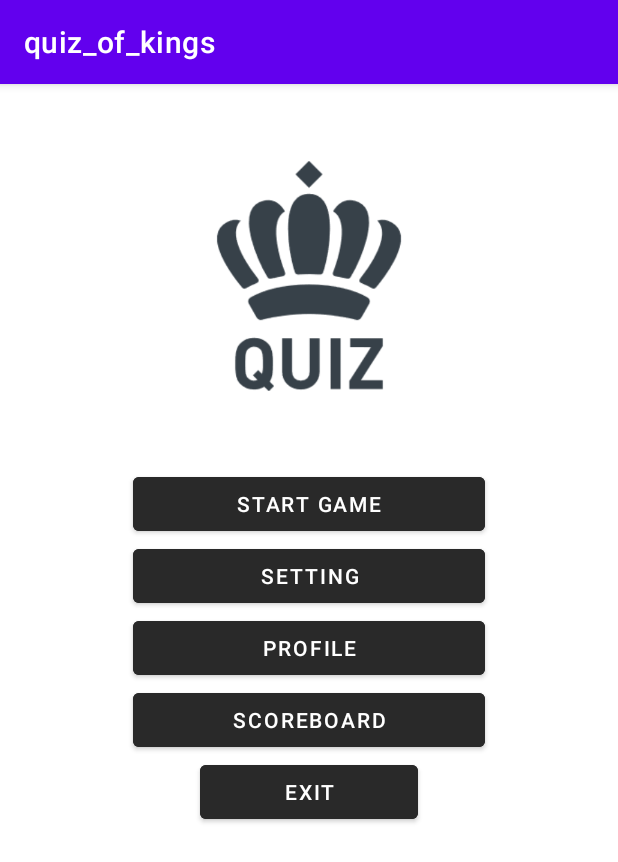
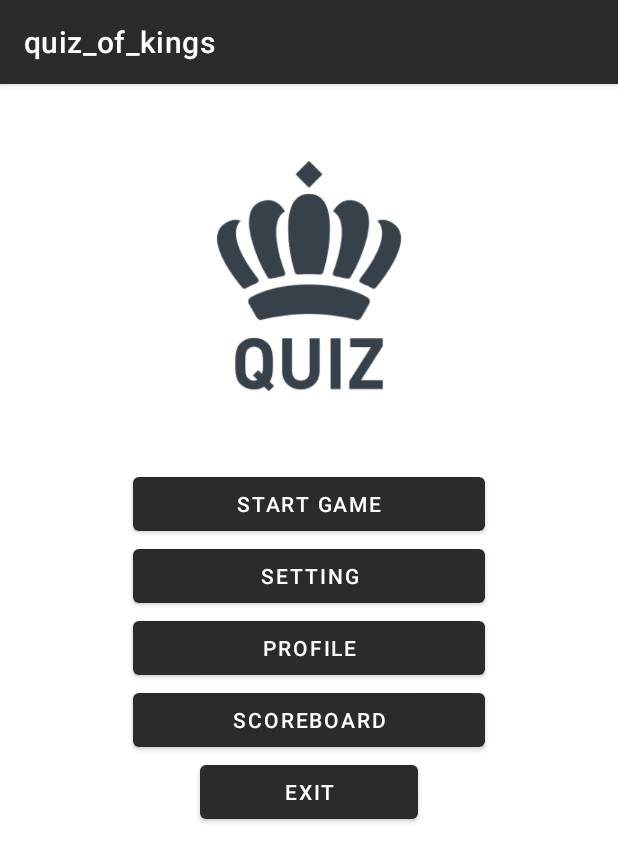
Before and after one commit to arsalan77x/KingsQuiz, an Android app: the screen it shows after launch (MainActivity), on a phone screen of 412 x 824 dp. Shown: the top 862 px of the screen. Run offline under Robolectric (Android 15) with nearby library versions, the phone set to English and light mode, and no system bars.

Commit message:
login register scoreboard setting profile done

```diff
--- a/app/src/main/java/com/example/kingsquiz/MainActivity.java
+++ b/app/src/main/java/com/example/kingsquiz/MainActivity.java
@@ -1,12 +1,14 @@
 package com.example.kingsquiz;
 
 import androidx.appcompat.app.AppCompatActivity;
+import androidx.appcompat.app.AppCompatDelegate;
 
 import android.annotation.SuppressLint;
 import android.content.ContentValues;
 import android.content.Intent;
 import android.database.Cursor;
 import android.database.sqlite.SQLiteDatabase;
+import android.os.Build;
 import android.os.Bundle;
 import android.util.Log;
 import android.view.View;
@@ -15,26 +17,37 @@ import android.widget.TextView;
 import android.widget.Toast;
 
 import java.util.ArrayList;
+import java.util.Set;
 
 public class MainActivity extends AppCompatActivity {
 
     public static User userLoggedIn;
     private static final String LOG_TAG = MainActivity.class.getSimpleName();
     public static SQLiteDatabase loggedInUser;
-    String email ="";
-    public static  DataBaseUser userDatabase;
+    String email = "";
+    public static DataBaseUser userDatabase;
     public static ArrayList<User> userArrayList;
 
+    @SuppressLint("ResourceType")
     @Override
     protected void onCreate(Bundle savedInstanceState) {
         super.onCreate(savedInstanceState);
+        if (SettingActivity.isBlueOn) {
+            this.setTheme(R.style.Theme1);
+        } else {
+            this.setTheme(R.style.Theme2);
+        }
         setContentView(R.layout.activity_main);
+
 
         Button profileButton = (Button) findViewById(R.id.profileButton);
         Button startButton = (Button) findViewById(R.id.gameButton);
         Button settingButton = (Button) findViewById(R.id.settingButton);
         Button exitButton = (Button) findViewById(R.id.exitButton);
         Button scoreboardButton = (Button) findViewById(R.id.scoreboardButton);
+
+
+
 
         userDatabase = new DataBaseUser(MainActivity.this);
         userArrayList = new ArrayList<>();
@@ -49,12 +62,11 @@ public class MainActivity extends AppCompatActivity {
 
 
         if (resultSet.getCount() == 0) {
-             email = "";
+            email = "";
         } else {
-             email = resultSet.getString(0);
-             userLoggedIn = LoginActivity.getUserByEmail(email);
+            email = resultSet.getString(0);
+            userLoggedIn = LoginActivity.getUserByEmail(email);
         }
-
 
 
         profileButton.setOnClickListener(new View.OnClickListener() {
@@ -74,6 +86,13 @@ public class MainActivity extends AppCompatActivity {
             @Override
             public void onClick(View view) {
                 launchScoreBoardActivity(view);
+            }
+        });
+
+        settingButton.setOnClickListener(new View.OnClickListener() {
+            @Override
+            public void onClick(View view) {
+                launchSettingActivity(view);
             }
         });
 
@@ -103,4 +122,9 @@ public class MainActivity extends AppCompatActivity {
         Intent intent = new Intent(this, ScoreboardActivity.class);
         startActivity(intent);
     }
+
+    private void launchSettingActivity(View view) {
+        Intent intent = new Intent(this, SettingActivity.class);
+        startActivity(intent);
+    }
 }
--- a/app/src/main/java/com/example/kingsquiz/RegisterActivity.java
+++ b/app/src/main/java/com/example/kingsquiz/RegisterActivity.java
@@ -26,6 +26,11 @@ public class RegisterActivity extends AppCompatActivity {
     @Override
     protected void onCreate(Bundle savedInstanceState) {
         super.onCreate(savedInstanceState);
+        if (SettingActivity.isBlueOn) {
+            this.setTheme(R.style.Theme1);
+        } else {
+            this.setTheme(R.style.Theme2);
+        }
         setContentView(R.layout.activity_register);
 
         Button registerButton = (Button) findViewById(R.id.registerButton);
--- a/app/src/main/res/layout-land/activity_main.xml
+++ b/app/src/main/res/layout-land/activity_main.xml
@@ -35,16 +35,12 @@
                 android:layout_width="match_parent"
                 android:layout_height="wrap_content"
 
-                android:backgroundTint="#292929"
-
                 android:text="@string/start_game" />
 
             <Button
                 android:id="@+id/settingButton"
                 android:layout_width="match_parent"
                 android:layout_height="wrap_content"
-
-                android:backgroundTint="#292929"
                 android:text="@string/setting" />
 
             <Button
@@ -52,7 +48,6 @@
                 android:layout_width="match_parent"
                 android:layout_height="wrap_content"
 
-                android:backgroundTint="#292929"
                 android:text="@string/profile" />
 
             <Button
@@ -60,7 +55,6 @@
                 android:layout_width="match_parent"
                 android:layout_height="wrap_content"
 
-                android:backgroundTint="#292929"
                 android:text="@string/scoreboard" />
 
             <Button
@@ -68,7 +62,6 @@
                 android:layout_width="match_parent"
                 android:layout_height="wrap_content"
 
-                android:backgroundTint="#292929"
                 android:text="@string/exit" />
 
         </LinearLayout>
--- a/app/src/main/res/layout/activity_main.xml
+++ b/app/src/main/res/layout/activity_main.xml
@@ -34,8 +34,6 @@
                 android:layout_height="wrap_content"
                 android:layout_marginStart="40pt"
                 android:layout_marginEnd="40pt"
-                android:backgroundTint="#292929"
-
                 android:text="@string/start_game" />
 
             <Button
@@ -44,7 +42,7 @@
                 android:layout_height="wrap_content"
                 android:layout_marginStart="40pt"
                 android:layout_marginEnd="40pt"
-                android:backgroundTint="#292929"
+
                 android:text="@string/setting" />
 
             <Button
@@ -53,7 +51,7 @@
                 android:layout_height="wrap_content"
                 android:layout_marginStart="40pt"
                 android:layout_marginEnd="40pt"
-                android:backgroundTint="#292929"
+
                 android:text="@string/profile" />
 
             <Button
@@ -62,7 +60,7 @@
                 android:layout_height="wrap_content"
                 android:layout_marginStart="40pt"
                 android:layout_marginEnd="40pt"
-                android:backgroundTint="#292929"
+
                 android:text="@string/scoreboard" />
 
             <Button
@@ -71,7 +69,7 @@
                 android:layout_height="wrap_content"
                 android:layout_marginStart="60pt"
                 android:layout_marginEnd="60pt"
-                android:backgroundTint="#292929"
+
                 android:text="@string/exit" />
 
         </LinearLayout>
--- a/app/src/main/res/layout/activity_register.xml
+++ b/app/src/main/res/layout/activity_register.xml
@@ -28,7 +28,7 @@
             android:text="@string/register"
             android:textAlignment="center"
             android:textSize="15pt"
-            android:textColor="#4E4E4E"
+
             android:fontFamily="sans-serif-medium"
             />
 
@@ -64,7 +64,7 @@
             android:layout_height="wrap_content"
             android:text="@string/register_name"
             android:layout_marginTop="20dp"
-            android:backgroundTint="#292929"
+
             />
         <Button
             android:id="@+id/mainMenuButton"
@@ -73,7 +73,7 @@
             android:layout_marginStart="40pt"
             android:layout_height="wrap_content"
             android:text="@string/main_menu"
-            android:backgroundTint="#292929"
+
             />
 
     </LinearLayout>
--- a/app/src/main/res/layout/activity_scoreboard.xml
+++ b/app/src/main/res/layout/activity_scoreboard.xml
@@ -22,7 +22,6 @@
             android:text="@string/scoreboard_name"
             android:textAlignment="center"
             android:layout_marginBottom="10dp"
-            android:textColor="#4E4E4E"
             android:textSize="13pt" />
 
 
--- a/app/src/main/res/values-night/themes.xml
+++ b/app/src/main/res/values-night/themes.xml
@@ -2,8 +2,8 @@
     <!-- Base application theme. -->
     <style name="Theme.KingsQuiz" parent="Theme.MaterialComponents.DayNight.DarkActionBar">
         <!-- Primary brand color. -->
-        <item name="colorPrimary">@color/purple_200</item>
-        <item name="colorPrimaryVariant">@color/purple_700</item>
+        <item name="colorPrimary">#A8A8A8</item>
+        <item name="colorPrimaryVariant">#737373</item>
         <item name="colorOnPrimary">@color/black</item>
         <!-- Secondary brand color. -->
         <item name="colorSecondary">@color/teal_200</item>
@@ -13,4 +13,16 @@
         <item name="android:statusBarColor">?attr/colorPrimaryVariant</item>
         <!-- Customize your theme here. -->
     </style>
+
+    <style name="Theme1" parent="Theme.MaterialComponents.DayNight.DarkActionBar">
+        <item name="colorPrimary">#5E79CA</item>
+        <item name="colorPrimaryDark">#1B326C</item>
+        <item name="colorAccent">#10182C</item>
+    </style>
+
+    <style name="Theme2" parent="Theme.MaterialComponents.DayNight.DarkActionBar">
+        <item name="colorPrimary">#AFAFAF</item>
+        <item name="colorPrimaryVariant">#656565</item>
+        <item name="colorOnPrimary">@color/white</item>
+    </style>
 </resources>
--- a/app/src/main/res/values/themes.xml
+++ b/app/src/main/res/values/themes.xml
@@ -2,8 +2,8 @@
     <!-- Base application theme. -->
     <style name="Theme.KingsQuiz" parent="Theme.MaterialComponents.DayNight.DarkActionBar">
         <!-- Primary brand color. -->
-        <item name="colorPrimary">@color/purple_500</item>
-        <item name="colorPrimaryVariant">@color/purple_700</item>
+        <item name="colorPrimary">#2B2B2B</item>
+        <item name="colorPrimaryVariant">#656565</item>
         <item name="colorOnPrimary">@color/white</item>
         <!-- Secondary brand color. -->
         <item name="colorSecondary">@color/teal_200</item>
@@ -13,4 +13,16 @@
         <item name="android:statusBarColor">?attr/colorPrimaryVariant</item>
         <!-- Customize your theme here. -->
     </style>
+
+    <style name="Theme1" parent="Theme.MaterialComponents.DayNight.DarkActionBar">
+        <item name="colorPrimary">#3C5293</item>
+        <item name="colorPrimaryDark">#1B326C</item>
+        <item name="colorAccent">#10182C</item>
+    </style>
+
+    <style name="Theme2" parent="Theme.MaterialComponents.DayNight.DarkActionBar">
+        <item name="colorPrimary">#2B2B2B</item>
+        <item name="colorPrimaryVariant">#656565</item>
+        <item name="colorOnPrimary">@color/white</item>
+    </style>
 </resources>
```
Also changed, not shown: app/src/main/AndroidManifest.xml (+7 -0 lines), app/src/main/java/com/example/kingsquiz/LoginActivity.java (+5 -8 lines), app/src/main/java/com/example/kingsquiz/ProfileActivity.java (+7 -1 lines), app/src/main/java/com/example/kingsquiz/ScoreboardActivity.java (+18 -0 lines), app/src/main/java/com/example/kingsquiz/SettingActivity.java (added, +139 -0 lines), app/src/main/java/com/example/kingsquiz/UserInfoActivity.java (+6 -1 lines), app/src/main/res/layout/activity_login.xml (+2 -5 lines), app/src/main/res/layout/activity_profile.xml (+2 -6 lines), app/src/main/res/layout/activity_setting.xml (added, +206 -0 lines), app/src/main/res/values/strings.xml (+11 -0 lines).
